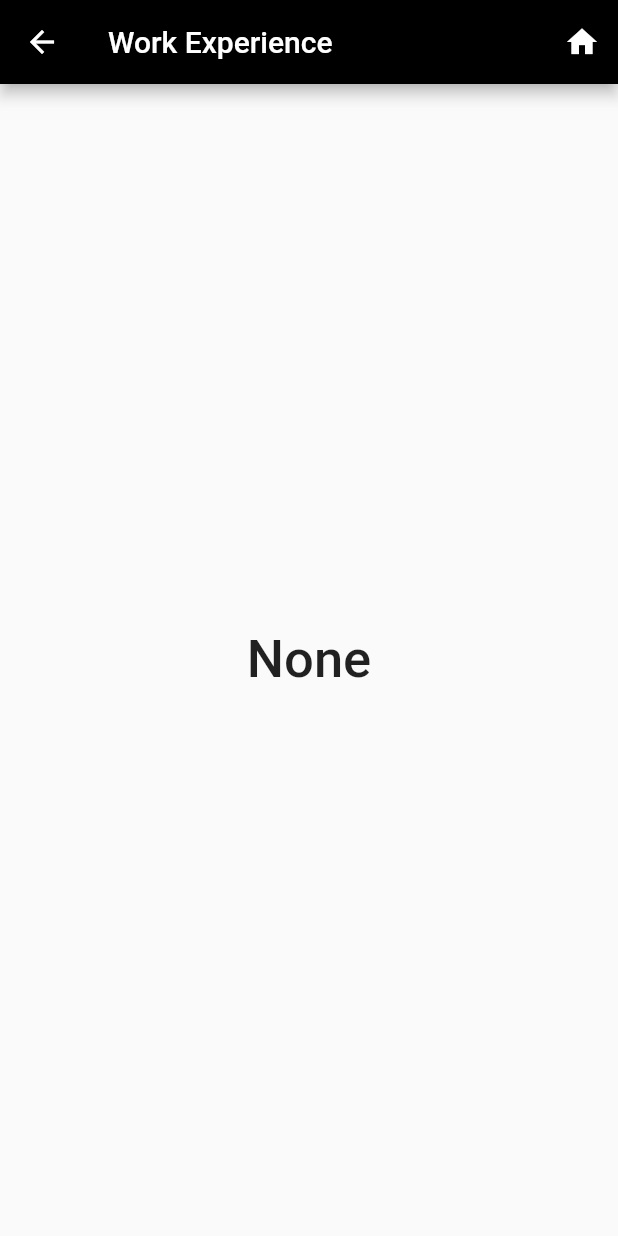
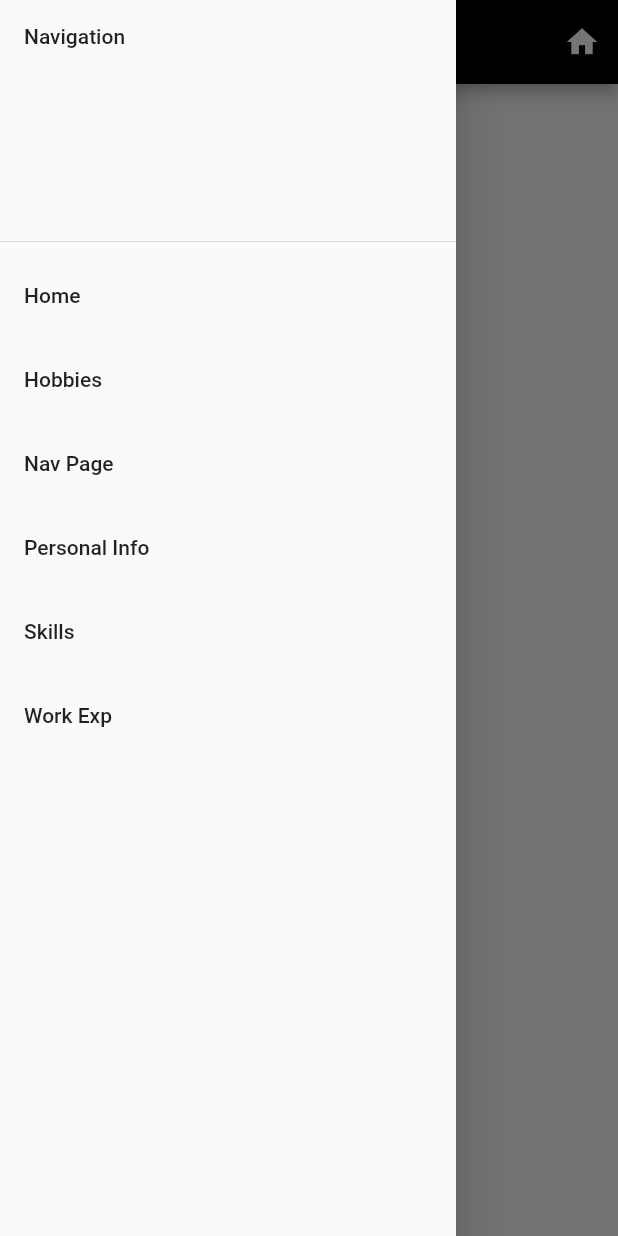
Before and after one commit to tlholo-kvs/my_cv_as_an_app, a Flutter app: the ExperiencePage screen opened by its route, with the side drawer open (before the commit the screen has no drawer), on a phone screen of 412 x 824 dp. Run offline on Flutter 3.47's test engine with Material 2 defaults, Android fonts, the phone set to English and light mode, and no system bars.

Commit message:
Added a Navigation drawer widget and used it on 5 pages

```diff
--- a/lib/pages/hobbies.dart
+++ b/lib/pages/hobbies.dart
@@ -1,4 +1,5 @@
 import 'package:flutter/material.dart';
+import 'package:my_cv_as_an_app/widgets/my_drawer.dart';
 import 'package:my_cv_as_an_app/widgets/my_photo.dart';
 
 import '../routes/my_router.dart';
@@ -21,6 +22,7 @@ class HobbiesPage extends StatelessWidget {
         ],
         backgroundColor: Colors.black,
       ),
+      drawer: const MyDrawer(),
       body: Center(
         child: Column(
           children: const [
--- a/lib/pages/personal_info.dart
+++ b/lib/pages/personal_info.dart
@@ -1,6 +1,7 @@
 import 'package:flutter/material.dart';
 import 'package:my_cv_as_an_app/widgets/my_photo.dart';
 import '../routes/my_router.dart';
+import '../widgets/my_drawer.dart';
 
 class InfoPage extends StatelessWidget {
   const InfoPage({Key? key}) : super(key: key);
@@ -20,6 +21,7 @@ class InfoPage extends StatelessWidget {
         ],
         backgroundColor: Colors.black,
       ),
+      drawer: const MyDrawer(),
       body: Center(
         child: Column(
           children: const [
--- a/lib/pages/profile_summary.dart
+++ b/lib/pages/profile_summary.dart
@@ -1,6 +1,8 @@
 import 'package:flutter/material.dart';
 import 'package:my_cv_as_an_app/routes/my_router.dart';
 import 'package:my_cv_as_an_app/widgets/my_photo.dart';
+
+import '../widgets/my_drawer.dart';
 
 class SummaryPage extends StatelessWidget {
   const SummaryPage({Key? key}) : super(key: key);
@@ -20,6 +22,7 @@ class SummaryPage extends StatelessWidget {
         ],
         backgroundColor: Colors.black,
       ),
+      drawer: const MyDrawer(),
       body: Center(
         child: Column(children: const [
           SizedBox(
--- a/lib/pages/skills.dart
+++ b/lib/pages/skills.dart
@@ -1,6 +1,7 @@
 import 'package:flutter/material.dart';
 
 import '../routes/my_router.dart';
+import '../widgets/my_drawer.dart';
 
 class SkillsPage extends StatelessWidget {
   const SkillsPage({Key? key}) : super(key: key);
@@ -20,6 +21,7 @@ class SkillsPage extends StatelessWidget {
         ],
         backgroundColor: Colors.black,
       ),
+      drawer: const MyDrawer(),
       body: Center(
         child: Column(
           children: const [
--- a/lib/pages/work_experience.dart
+++ b/lib/pages/work_experience.dart
@@ -1,6 +1,7 @@
 import 'package:flutter/material.dart';
 
 import '../routes/my_router.dart';
+import '../widgets/my_drawer.dart';
 
 class ExperiencePage extends StatelessWidget {
   const ExperiencePage({Key? key}) : super(key: key);
@@ -20,6 +21,7 @@ class ExperiencePage extends StatelessWidget {
         ],
         backgroundColor: Colors.black,
       ),
+      drawer: const MyDrawer(),
       body: const Center(
         child: Text('None',
             style: TextStyle(fontSize: 35, fontWeight: FontWeight.w500)),
--- /dev/null
+++ b/lib/widgets/my_drawer.dart
@@ -0,0 +1,47 @@
+import 'package:flutter/material.dart';
+
+import '../routes/my_router.dart';
+
+class MyDrawer extends StatelessWidget {
+  const MyDrawer({
+    Key? key,
+  }) : super(key: key);
+
+  @override
+  Widget build(BuildContext context) {
+    return Drawer(
+      child: ListView(
+        padding: EdgeInsets.zero,
+        children: [
+          const DrawerHeader(
+            child: Text('Navigation'),
+          ),
+          ListTile(
+            title: const Text('Home'),
+            onTap: () => Navigator.pushNamed(context, MyRouter.homePage),
+          ),
+          ListTile(
+            title: const Text('Hobbies'),
+            onTap: () => Navigator.pushNamed(context, MyRouter.hobbiesPage),
+          ),
+          ListTile(
+            title: const Text('Nav Page'),
+            onTap: () => Navigator.pushNamed(context, MyRouter.navPage),
+          ),
+          ListTile(
+            title: const Text('Personal Info'),
+            onTap: () => Navigator.pushNamed(context, MyRouter.infoPage),
+          ),
+          ListTile(
+            title: const Text('Skills'),
+            onTap: () => Navigator.pushNamed(context, MyRouter.skillsPage),
+          ),
+          ListTile(
+            title: const Text('Work Exp'),
+            onTap: () => Navigator.pushNamed(context, MyRouter.experiencePage),
+          ),
+        ],
+      ),
+    );
+  }
+}
```
